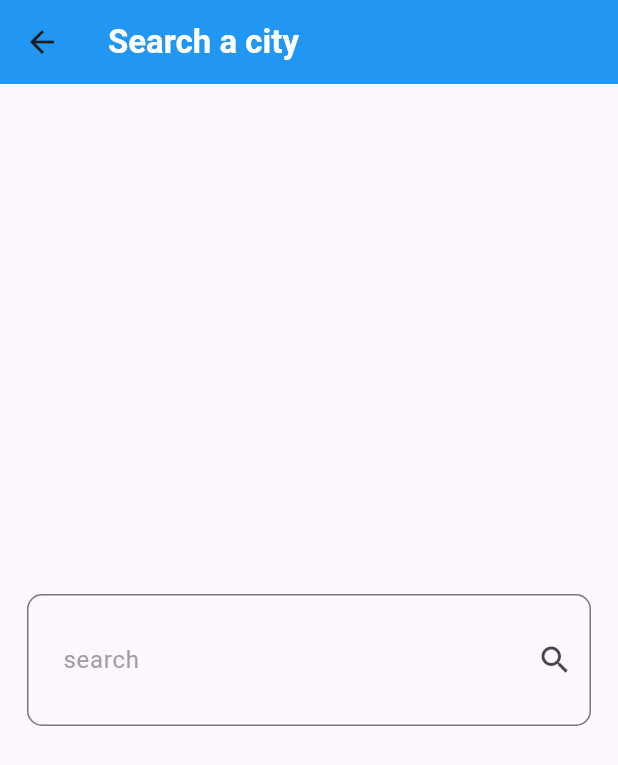
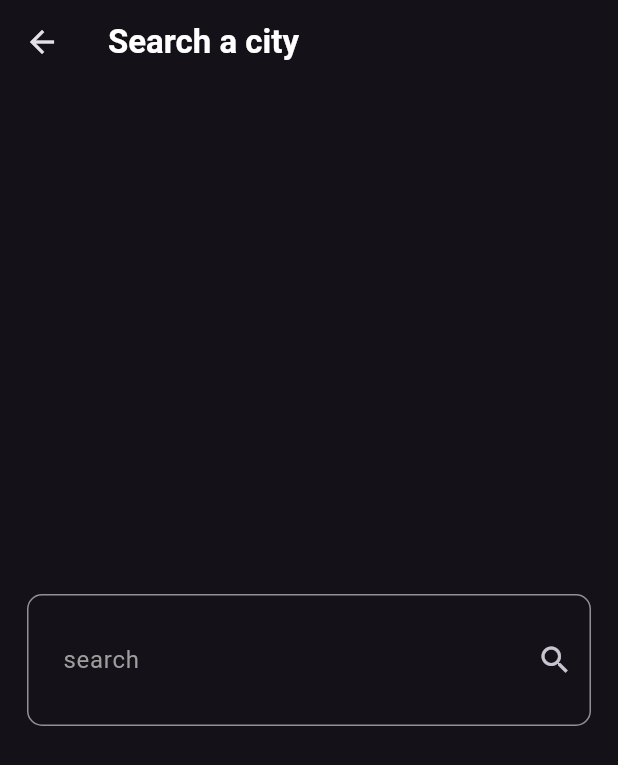
Before and after one commit to HamdyAmr60/weather_app, a Flutter app: the screen it shows after launch, after a tap on the "search" icon, on a phone screen of 412 x 824 dp. Shown: the top 765 px of the screen. Run offline on Flutter 3.47's test engine with Material 3 defaults, Android fonts, the phone set to English and light mode, and no system bars; our stand-ins replace dio, flutter_bloc.

Commit message:
make the state management and use dark theme for the project

```diff
--- a/lib/Views/home_view.dart
+++ b/lib/Views/home_view.dart
@@ -1,6 +1,10 @@
 import 'package:flutter/material.dart';
+import 'package:flutter_bloc/flutter_bloc.dart';
 import 'package:weather_app/Views/search_view.dart';
+import 'package:weather_app/cubits/weather_cubits/weather_state.dart';
+import 'package:weather_app/widgets/weather_details.dart';
 
+import '../cubits/weather_cubits/weather_cubit.dart';
 import '../widgets/no_data_widget.dart';
 
 class HomeView extends StatelessWidget {
@@ -15,13 +19,22 @@ class HomeView extends StatelessWidget {
               Navigator.push(context, MaterialPageRoute(builder: (context)=>SearchView()),);
             }, icon: Icon(Icons.search, color: Colors.white,size: 30,),),
           ],
-          backgroundColor: Colors.blue,
           title: Text("Weather App" , style: TextStyle(
               color: Colors.white,
               fontWeight: FontWeight.bold
           ),),
         ),
-        body:NoDataWidget()
+        body:BlocBuilder<WeatherCubit , WeatherState>(builder: (context , state)
+        {
+            if(state is NoWeatherState){
+              return const NoDataWidget();
+            }else if(state is WeatherStateLoaded){
+              return  WeatherDetails(weather:state.weatherModel);
+            }else {
+              return const Center(child: Text("oops there is an error "));
+            }
+        }
+        )
     );
   }
 }
--- a/lib/Views/search_view.dart
+++ b/lib/Views/search_view.dart
@@ -1,4 +1,6 @@
 import 'package:flutter/material.dart';
+import 'package:flutter_bloc/flutter_bloc.dart';
+import 'package:weather_app/cubits/weather_cubits/weather_cubit.dart';
 
 
 class SearchView extends StatelessWidget {
@@ -8,7 +10,6 @@ class SearchView extends StatelessWidget {
   Widget build(BuildContext context) {
     return  Scaffold(
       appBar: AppBar(
-        backgroundColor: Colors.blue,
         title: Text("Search a city" , style: TextStyle(
           color: Colors.white,
           fontWeight: FontWeight.bold
@@ -20,6 +21,7 @@ class SearchView extends StatelessWidget {
         child: Center(
           child: TextField(
             onSubmitted: (value)  {
+              BlocProvider.of<WeatherCubit>(context).getWeather(cityName: value);
               Navigator.pop(context);
             },
             decoration: InputDecoration(
--- a/lib/cubits/weather_cubits/weather_state.dart
+++ b/lib/cubits/weather_cubits/weather_state.dart
@@ -1,10 +1,19 @@
-class WeatherStateLoaded {
+import '../../model/weather_model.dart';
+
+class WeatherState{
 
 }
 
-class NoWeatherState{
+
+class WeatherStateLoaded extends WeatherState {
+final WeatherModel weatherModel;
+
+WeatherStateLoaded(this.weatherModel);
+}
+
+class NoWeatherState extends WeatherState {
 
 }
-class WeatherStateFailed{
+class WeatherStateFailed extends WeatherState {
 
 }
--- a/lib/main.dart
+++ b/lib/main.dart
@@ -1,5 +1,8 @@
 import 'package:flutter/material.dart';
+import 'package:flutter_bloc/flutter_bloc.dart';
 import 'package:weather_app/Views/home_view.dart';
+
+import 'cubits/weather_cubits/weather_cubit.dart';
 
 void main() {
   runApp(const WeatherApp());
@@ -10,9 +13,13 @@ class WeatherApp extends StatelessWidget {
 
   @override
   Widget build(BuildContext context) {
-    return MaterialApp(
-      debugShowCheckedModeBanner: false,
-      home: HomeView()
+    return BlocProvider(
+      create: (context) => WeatherCubit(),
+      child: MaterialApp(
+        theme: ThemeData.dark(),
+        debugShowCheckedModeBanner: false,
+        home: HomeView(),
+      ),
     );
   }
 }
```
Also changed, not shown: lib/cubits/weather_cubits/weather_cubit.dart (+19 -1 lines), lib/widgets/weather_details.dart (+14 -8 lines).
